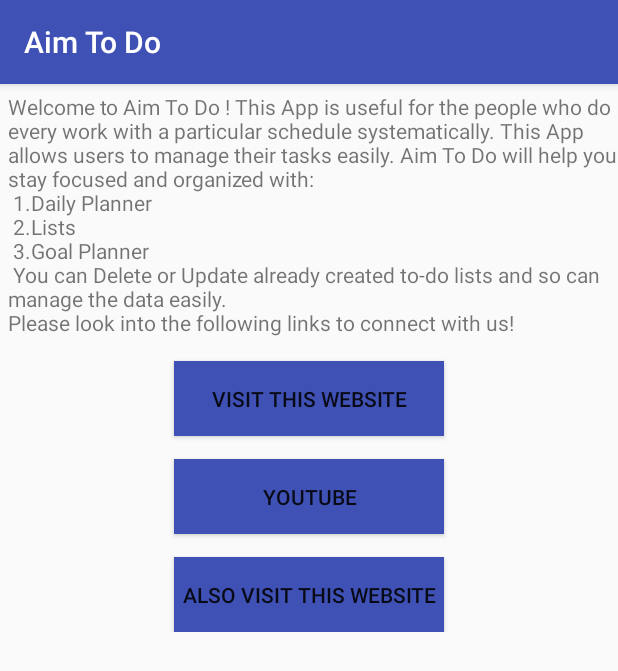
After one commit to smv1999/AimToDo, an Android app: the AboutActivity screen opened directly, with no data from a screen before it, on a phone screen of 412 x 824 dp. The commit adds this screen. Shown: the top 671 px of the screen. Run offline under Robolectric (Android 15) with nearby library versions, the phone set to English and light mode, and no system bars.

Commit message:
android todo

```diff
--- a/app/build.gradle
+++ b/app/build.gradle
@@ -4,7 +4,7 @@ android {
     compileSdkVersion 28
     defaultConfig {
         applicationId "com.example.sm1999.aimtodo"
-        minSdkVersion 14
+        minSdkVersion 16
         targetSdkVersion 28
         versionCode 1
         versionName "1.0"
--- /dev/null
+++ b/app/src/main/java/com/example/sm1999/aimtodo/Home/AboutActivity.java
@@ -0,0 +1,49 @@
+package com.example.sm1999.aimtodo.Home;
+
+import android.content.Intent;
+import android.net.Uri;
+import android.support.v7.app.AppCompatActivity;
+import android.os.Bundle;
+import android.view.View;
+import android.widget.Button;
+
+import com.example.sm1999.aimtodo.R;
+
+public class AboutActivity extends AppCompatActivity {
+
+
+    Button b1,b2,b3;
+    @Override
+    protected void onCreate(Bundle savedInstanceState) {
+        super.onCreate(savedInstanceState);
+        setContentView(R.layout.activity_about);
+        b1= findViewById(R.id.personalWebsite);
+        b2 = findViewById(R.id.youtube);
+        b3 = findViewById(R.id.youtubeWebsite);
+
+        b1.setOnClickListener(new View.OnClickListener() {
+            @Override
+            public void onClick(View v) {
+                Uri uri = Uri.parse("http://smv1999.github.io"); // missing 'http://' will cause crashed
+                Intent intent = new Intent(Intent.ACTION_VIEW, uri);
+                startActivity(intent);
+            }
+        });
+        b2.setOnClickListener(new View.OnClickListener() {
+            @Override
+            public void onClick(View v) {
+                Uri uri = Uri.parse("http://www.youtube.com/channel/UCFC7riVkngEprd0YaUTSrJw"); // missing 'http://' will cause crashed
+                Intent intent = new Intent(Intent.ACTION_VIEW, uri);
+                startActivity(intent);
+            }
+        });
+        b3.setOnClickListener(new View.OnClickListener() {
+            @Override
+            public void onClick(View v) {
+                Uri uri = Uri.parse("http://sites.google.com/view/programmersgateway"); // missing 'http://' will cause crashed
+                Intent intent = new Intent(Intent.ACTION_VIEW, uri);
+                startActivity(intent);
+            }
+        });
+    }
+}
--- a/app/src/main/java/com/example/sm1999/aimtodo/Home/SplashscreenActivity.java
+++ b/app/src/main/java/com/example/sm1999/aimtodo/Home/SplashscreenActivity.java
@@ -46,5 +46,8 @@ public class SplashscreenActivity extends AppCompatActivity {
         });
     }
 
+    @Override
+    public void onBackPressed() {
 
+    }
 }
--- /dev/null
+++ b/app/src/main/res/layout/activity_about.xml
@@ -0,0 +1,65 @@
+<?xml version="1.0" encoding="utf-8"?>
+<RelativeLayout xmlns:android="http://schemas.android.com/apk/res/android"
+    xmlns:app="http://schemas.android.com/apk/res-auto"
+    xmlns:tools="http://schemas.android.com/tools"
+    android:layout_width="match_parent"
+    android:layout_height="match_parent"
+    tools:context=".Home.AboutActivity">
+
+
+    <ScrollView
+        android:layout_width="match_parent"
+        android:layout_height="match_parent">
+
+        <LinearLayout
+            android:layout_width="match_parent"
+            android:orientation="vertical"
+            android:layout_height="wrap_content">
+
+
+            <TextView
+                android:layout_width="match_parent"
+                android:text="@string/abouttext"
+                android:layout_marginLeft="5dp"
+                android:layout_marginStart="5dp"
+                android:layout_marginRight="5dp"
+                android:layout_marginTop="5dp"
+                android:layout_height="wrap_content" />
+
+
+            <Button
+                android:layout_width="180dp"
+                android:background="@color/colorPrimary"
+                android:id="@+id/personalWebsite"
+                android:layout_gravity="center"
+                android:gravity="center"
+                android:text="@string/smv1999_github_io"
+                android:layout_height="50dp" />
+
+            <Button
+                android:layout_width="180dp"
+                android:background="@color/colorPrimary"
+                android:id="@+id/youtube"
+                android:layout_gravity="center"
+                android:gravity="center"
+                android:layout_marginTop="15dp"
+                android:text="@string/youtube_link"
+                android:layout_height="50dp" />
+            <Button
+                android:layout_width="180dp"
+                android:background="@color/colorPrimary"
+                android:layout_gravity="center"
+                android:gravity="center"
+                android:id="@+id/youtubeWebsite"
+                android:layout_marginTop="15dp"
+                android:text="@string/youtube_site_link"
+                android:layout_height="50dp" />
+
+
+
+
+        </LinearLayout>
+
+    </ScrollView>
+
+</RelativeLayout>
--- a/app/src/main/res/values/strings.xml
+++ b/app/src/main/res/values/strings.xml
@@ -6,5 +6,17 @@
     <string name="let_us_get_started">Let us get Started!</string>
     <string name="exit">Exit</string>
     <string name="delete_a_to_do">Delete a to-do</string>
-    <string name="update_to_do">update to-do</string>
+    <string name="update_to_do">Update to-do</string>
+    <string name="about">About</string>
+    <string name="abouttext">
+        Welcome  to  Aim To Do ! This App is useful  for the people who do every work with a particular schedule systematically. This  App allows users to manage their tasks easily. Aim To Do will help you stay focused and organized with:
+\n 1.Daily Planner
+\n 2.Lists
+\n 3.Goal  Planner\n
+You can Delete or Update already created to-do lists and so can manage the data easily.
+\nPlease look into the following links to connect with us!\n
+    </string>
+    <string name="smv1999_github_io">Visit this Website</string>
+    <string name="youtube_link">YouTube</string>
+    <string name="youtube_site_link">Also Visit this Website</string>
 </resources>
```
Also changed, not shown: app/src/main/AndroidManifest.xml (+28 -14 lines), app/src/main/java/com/example/sm1999/aimtodo/Home/HomeActivity.java (+84 -46 lines), app/src/main/java/com/example/sm1999/aimtodo/Utils/DatabaseHelper.java (+16 -0 lines), app/src/main/res/layout/activity_home.xml (+20 -20 lines), app/src/main/res/menu/main_menu.xml (+12 -2 lines).
